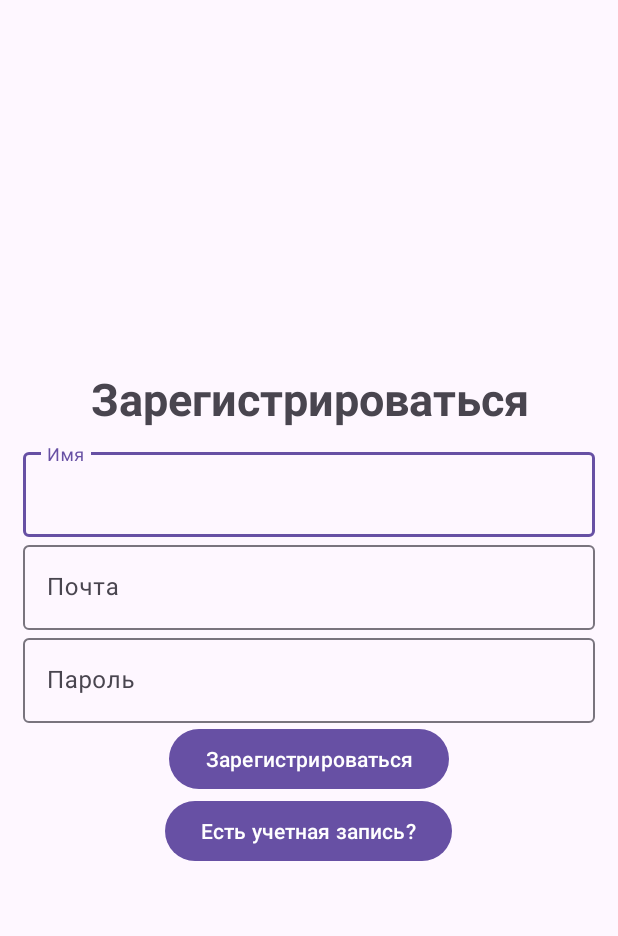
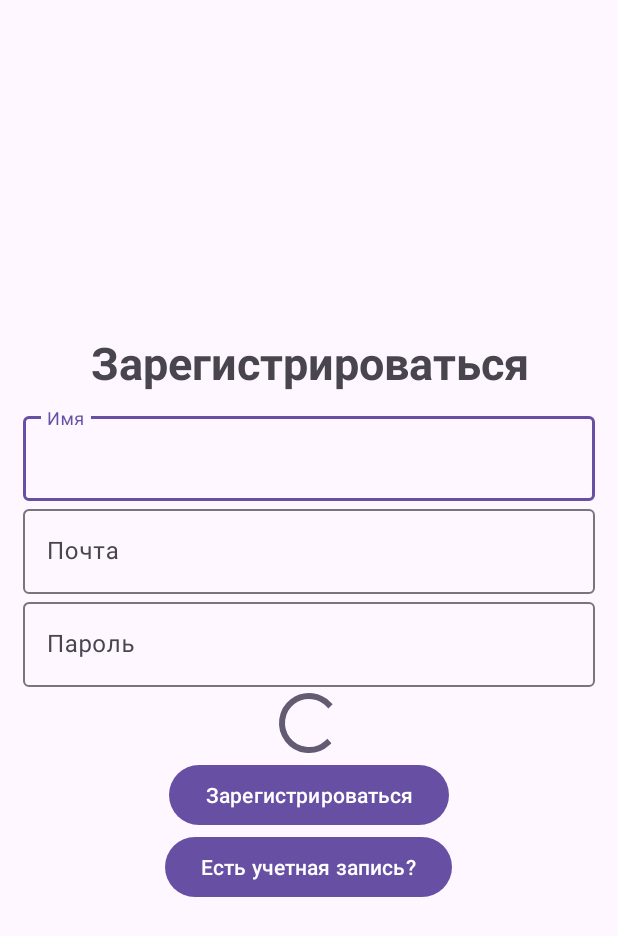
Before and after one commit to Leturgone/MovieLib, an Android app: the RgisterActivity screen opened directly, with no data from a screen before it, on a phone screen of 412 x 824 dp. Shown: the top 936 px of the screen. Run offline under Robolectric (Android 15) with nearby library versions, the phone set to English and light mode, and no system bars; our stand-ins replace Firebase (no records; nobody signed in at launch, a user with empty details on screens opened directly).

Commit message:
Реализация окна регисторациии

```diff
--- a/app/src/main/java/com/example/cursework2_2/RgisterActivity.java
+++ b/app/src/main/java/com/example/cursework2_2/RgisterActivity.java
@@ -1,14 +1,98 @@
 package com.example.cursework2_2;
 
+import static android.content.ContentValues.TAG;
+
+import androidx.annotation.NonNull;
 import androidx.appcompat.app.AppCompatActivity;
 
+import android.content.Intent;
 import android.os.Bundle;
+import android.text.TextUtils;
+import android.util.Log;
+import android.view.View;
+import android.widget.Button;
+import android.widget.ProgressBar;
+import android.widget.Toast;
+
+import com.google.android.gms.tasks.OnCompleteListener;
+import com.google.android.gms.tasks.Task;
+import com.google.android.material.textfield.TextInputEditText;
+import com.google.firebase.Firebase;
+import com.google.firebase.auth.AuthResult;
+import com.google.firebase.auth.FirebaseAuth;
+import com.google.firebase.auth.FirebaseUser;
 
 public class RgisterActivity extends AppCompatActivity {
-
+    private TextInputEditText editTextEmail;
+    private TextInputEditText editTextPassword;
+    private TextInputEditText editTextName;
+    private Button regButton;
+    private Button onLogButton;
+    private FirebaseAuth mAuth;
+    private ProgressBar progressBar;
     @Override
     protected void onCreate(Bundle savedInstanceState) {
         super.onCreate(savedInstanceState);
         setContentView(R.layout.activity_rgister);
+        mAuth = FirebaseAuth.getInstance();
+
+        //Связь переменных с xml
+        editTextEmail = findViewById(R.id.email_input);
+        editTextPassword = findViewById(R.id.password_input);
+        editTextName = findViewById(R.id.username_input);
+        regButton = findViewById(R.id.reg_button);
+        onLogButton = findViewById(R.id.on_log_activity);
+        progressBar = findViewById(R.id.regProgressBar);
+
+        //Реализация кнопок
+        regButton.setOnClickListener(new View.OnClickListener() {
+            @Override
+            public void onClick(View v) {
+
+                progressBar.setVisibility(View.VISIBLE);
+                //Получение данных с полей ввода
+
+                String email, password, name;
+                email = editTextEmail.getText().toString();
+                password = editTextPassword.getText().toString();
+                name = editTextName.getText().toString();
+
+                //Проверка на пустые поля
+                if (TextUtils.isEmpty(name)){
+                    Toast.makeText(RgisterActivity.this,"Введите имя",Toast.LENGTH_SHORT).show();
+                    return;
+                }
+                if (TextUtils.isEmpty(email)){
+                    Toast.makeText(RgisterActivity.this,"Введите почту",Toast.LENGTH_SHORT).show();
+                    return;
+                }
+                if (TextUtils.isEmpty(password)){
+                    Toast.makeText(RgisterActivity.this,"Введите пароль",Toast.LENGTH_SHORT).show();
+                }
+                mAuth.createUserWithEmailAndPassword(email, password)
+                        .addOnCompleteListener(new OnCompleteListener<AuthResult>() {
+                            @Override
+                            public void onComplete(@NonNull Task<AuthResult> task) {
+                                progressBar.setVisibility(View.GONE);
+                                if (task.isSuccessful()) {
+
+                                    Toast.makeText(RgisterActivity.this, "Учетная запись создана.",
+                                            Toast.LENGTH_SHORT).show();
+                                } else {
+                                    Toast.makeText(RgisterActivity.this, "Ошибка в создании учетной записи.",
+                                            Toast.LENGTH_SHORT).show();
+                                }
+                            }
+                        });
+            }
+        });
+        onLogButton.setOnClickListener(new View.OnClickListener() {
+            @Override
+            public void onClick(View v) {
+                Intent intent = new Intent(RgisterActivity.this,LoginActivity.class);
+                startActivity(intent);
+                finish();
+            }
+        });
     }
 }
--- a/app/src/main/res/layout/activity_login.xml
+++ b/app/src/main/res/layout/activity_login.xml
@@ -40,6 +40,10 @@
             android:hint="@string/password"
             android:layout_height="wrap_content"/>
     </com.google.android.material.textfield.TextInputLayout>
+    <ProgressBar
+        android:layout_width="wrap_content"
+        android:id="@+id/logProgressBar"
+        android:layout_height="wrap_content"/>
     <Button
         android:layout_width="wrap_content"
         android:layout_height="wrap_content"
--- a/app/src/main/res/layout/activity_rgister.xml
+++ b/app/src/main/res/layout/activity_rgister.xml
@@ -51,14 +51,19 @@
             android:hint="@string/password"
             android:layout_height="wrap_content"/>
     </com.google.android.material.textfield.TextInputLayout>
+
+    <ProgressBar
+        android:layout_width="wrap_content"
+        android:id="@+id/regProgressBar"
+        android:layout_height="wrap_content"/>
     <Button
         android:layout_width="wrap_content"
         android:layout_height="wrap_content"
         android:text="@string/reg_btn_text"
-        android:id="@+id/login_button"/>
+        android:id="@+id/reg_button"/>
     <Button
         android:layout_width="wrap_content"
         android:layout_height="wrap_content"
         android:text="@string/reg_question"
-        android:id="@+id/on_reg_activity"/>
+        android:id="@+id/on_log_activity"/>
 </LinearLayout>
```
